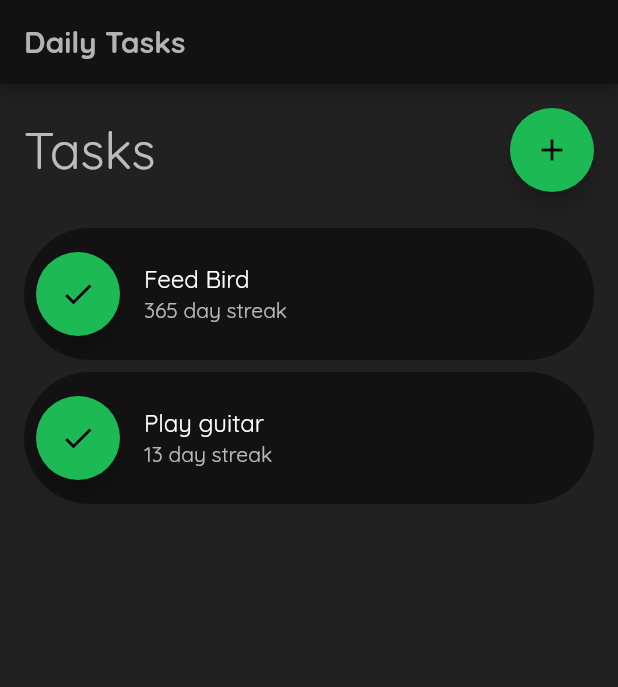
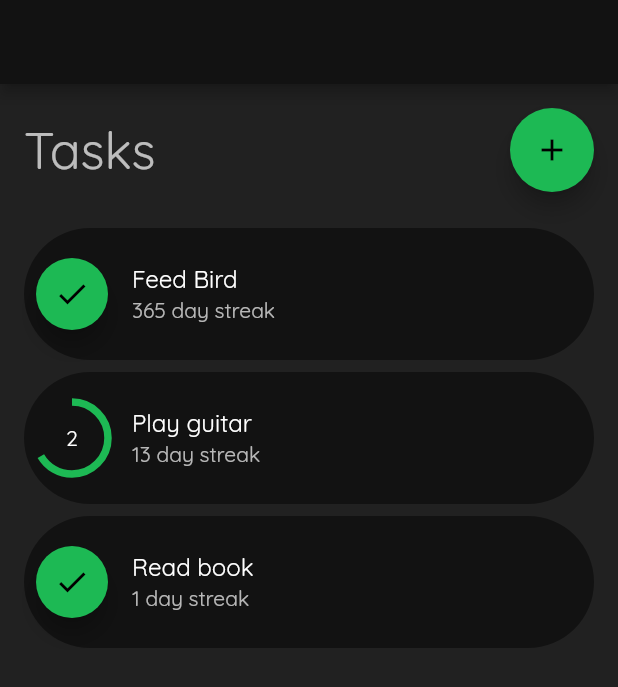
Before and after one commit to valivia/TodoApp, a Flutter app: the screen it shows after launch, on a phone screen of 412 x 824 dp. Shown: the top 687 px of the screen. Run offline on Flutter 3.47's test engine with Material 2 defaults, Android fonts, the phone set to English and light mode, and no system bars.

Commit message:
⚒️ Added counter goals

```diff
--- a/lib/views/home.dart
+++ b/lib/views/home.dart
@@ -13,17 +13,32 @@ class _HomeViewState extends State<HomeView> {
   @override
   Widget build(BuildContext context) {
     final List<Task> tasks = [
-      const Task(id: '1', title: 'Feed Bird', streak: 365),
-      const Task(id: '2', title: 'Play guitar', streak: 13),
+      const Task(
+          id: '1',
+          title: 'Feed Bird',
+          current: 1,
+          target: 1,
+          frequency: 1,
+          streak: 365),
+      const Task(
+          id: '2',
+          title: 'Play guitar',
+          current: 2,
+          target: 3,
+          frequency: 1,
+          streak: 13),
+      const Task(
+          id: '3',
+          title: 'Read book',
+          current: 1,
+          target: 1,
+          frequency: 7,
+          streak: 1),
     ];
 
     return Scaffold(
       appBar: AppBar(
         backgroundColor: Theme.of(context).colorScheme.surface,
-        title: const Text(
-          "Daily Tasks",
-          style: TextStyle(fontWeight: FontWeight.bold),
-        ),
       ),
       body: TaskListWidget(tasks: tasks),
     );
--- a/lib/widgets/task.dart
+++ b/lib/widgets/task.dart
@@ -7,12 +7,17 @@ class Task {
     required this.id,
     required this.title,
     required this.streak,
+    required this.target,
+    required this.current,
+    required this.frequency,
   });
 
   final String id;
   final String title;
+  final int target;
+  final int frequency;
+  final int current;
   final int streak;
-  final bool isCompleted = false;
 }
 
 class TaskWidget extends StatelessWidget {
@@ -21,6 +26,37 @@ class TaskWidget extends StatelessWidget {
 
   @override
   Widget build(BuildContext context) {
+    Widget button;
+    // on/off Task
+    if (task.target > 1) {
+      button = Stack(
+        children: [
+          Center(child: Text('${task.current}')),
+          Center(
+            child: SizedBox(
+              width: 48.0,
+              height: 48.0,
+              child: CircularProgressIndicator(
+                value: task.current / task.target,
+                strokeWidth: 5,
+                valueColor: AlwaysStoppedAnimation<Color>(
+                  Theme.of(context).colorScheme.primary,
+                ),
+              ),
+            ),
+          ),
+        ],
+      );
+      // Counter task
+    } else {
+      button = FloatingActionButton(
+        heroTag: task.id,
+        onPressed: () => {},
+        tooltip: 'Complete',
+        child: const Icon(Icons.check),
+      );
+    }
+
     return GestureDetector(
       onTap: () => Navigator.push(
         context,
@@ -33,11 +69,10 @@ class TaskWidget extends StatelessWidget {
         ),
         child: ListTile(
           contentPadding: const EdgeInsets.all(8.0),
-          leading: FloatingActionButton(
-            heroTag: task.id,
-            onPressed: () => {},
-            tooltip: 'Complete',
-            child: const Icon(Icons.check),
+          leading: SizedBox(
+            width: 48.0,
+            height: 48.0,
+            child: button,
           ),
           title: Text(task.title),
           subtitle: Text('${task.streak} day streak'),
@@ -54,11 +89,8 @@ class TaskListWidget extends StatelessWidget {
 
   @override
   Widget build(BuildContext context) {
-    return Padding(
-      padding: const EdgeInsets.all(16.0),
-      child: Column(children: [
     // Header
-        Row(
+    var header = Row(
       children: [
         Text('Tasks', style: Theme.of(context).textTheme.headlineMedium),
         const Spacer(),
@@ -72,10 +104,10 @@ class TaskListWidget extends StatelessWidget {
           child: const Icon(Icons.add),
         ),
       ],
-        ),
-        const SizedBox(height: 24.0),
+    );
+
     // Tasks
-        Expanded(
+    var list = Expanded(
       child: ListView.separated(
         separatorBuilder: (context, index) => const SizedBox(height: 8.0),
         itemCount: tasks.length,
@@ -86,7 +118,14 @@ class TaskListWidget extends StatelessWidget {
           );
         },
       ),
-        ),
+    );
+
+    return Padding(
+      padding: const EdgeInsets.all(16.0),
+      child: Column(children: [
+        header,
+        const SizedBox(height: 24.0),
+        list,
       ]),
     );
   }
```
Lines whose indentation alone changed are shown as unchanged.
